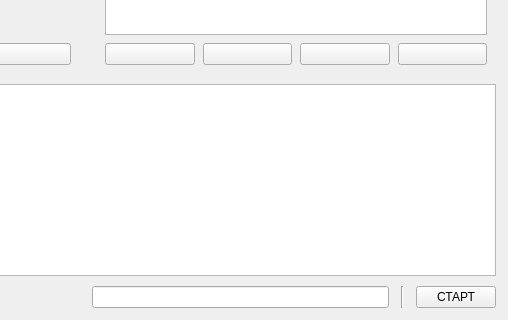
Old version of the form src/gui/mainwindow.ui in the repository m1chass228/FinWizard_dll; both pictures show x 270 to 778 and y 200 to 520 of the 778 by 520 pixel window.
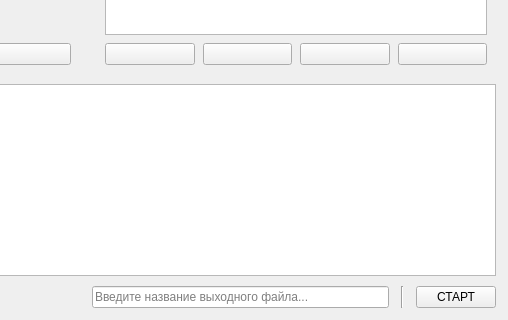
New version of the form. Icons and pictures are not drawn.

Commit message: fix QList and run button

What changed in the file:
```diff
--- a/src/gui/mainwindow.ui
+++ b/src/gui/mainwindow.ui
@@ -350,7 +350,11 @@
        </spacer>
       </item>
       <item>
-       <widget class="QLineEdit" name="fileName"/>
+       <widget class="QLineEdit" name="fileName">
+        <property name="placeholderText">
+         <string>Введите название выходного файла...</string>
+        </property>
+       </widget>
       </item>
       <item>
        <widget class="QFrame" name="frame">
```
The commit also changes 2 other files.
